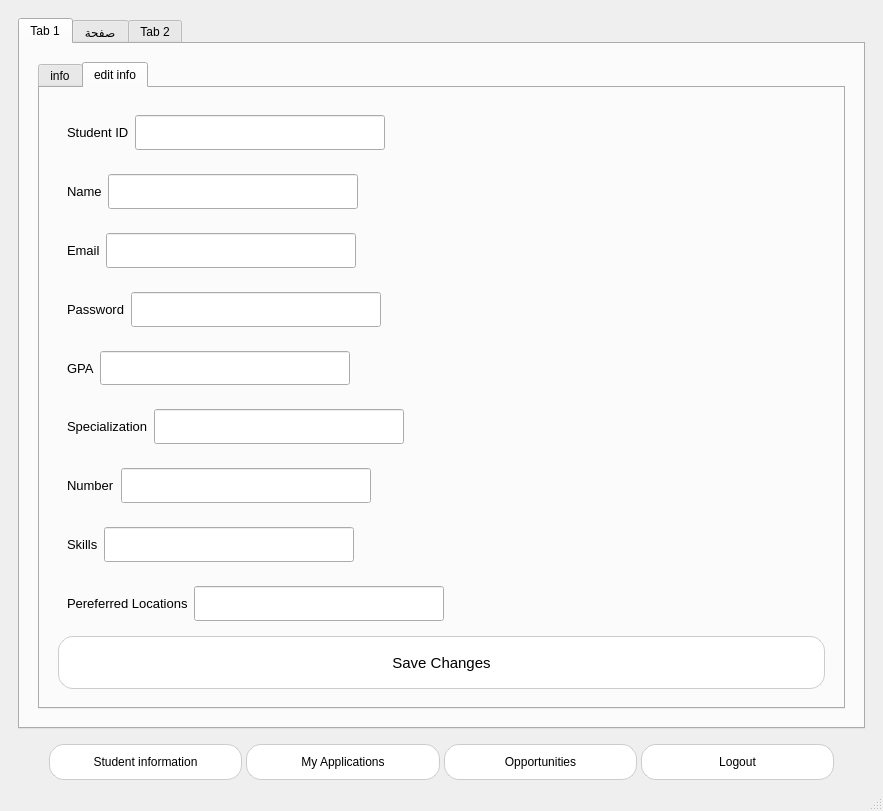
Before: the Qt Designer form user_interface/student_dashboard.ui in azzam012/apprenticeship-application, drawn with Qt 5.
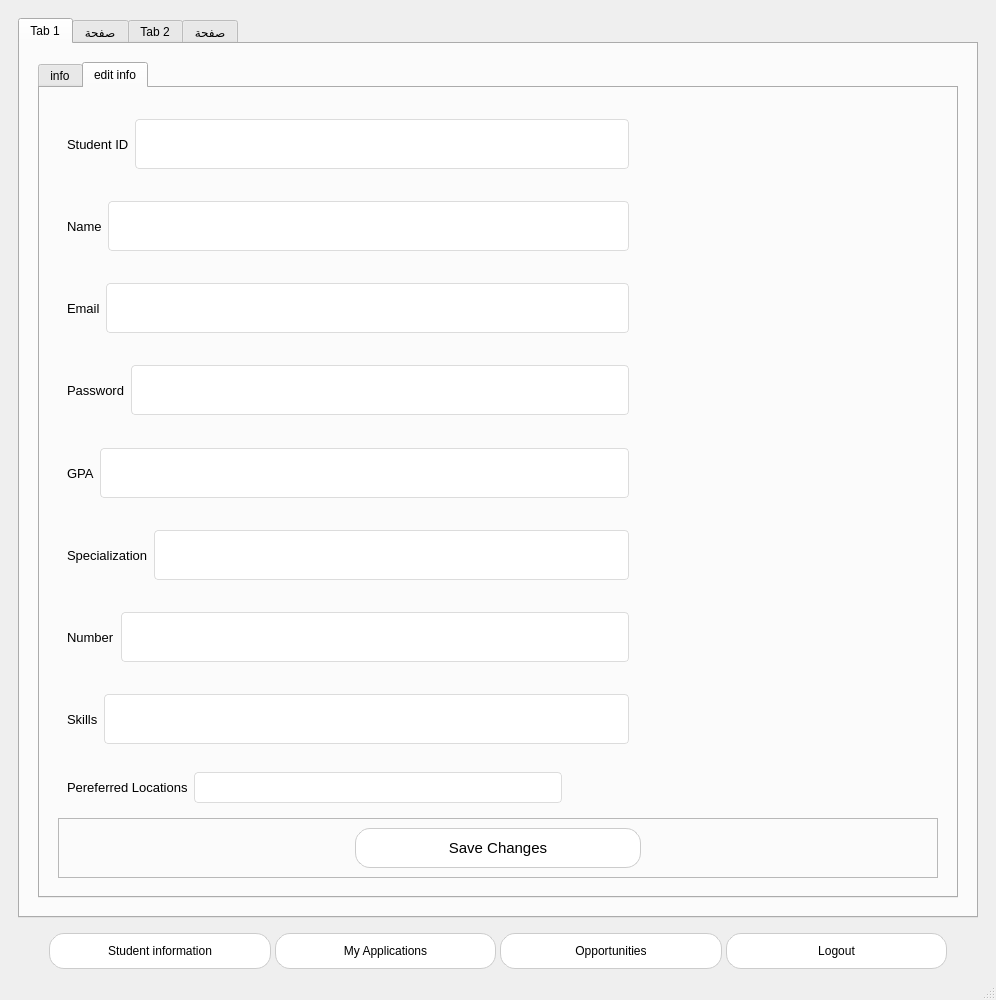
After: the same form once the commit is applied. The open tabs and pages were chosen to show the change. Icons and pictures are not drawn.

```diff
--- a/user_interface/student_dashboard.ui
+++ b/user_interface/student_dashboard.ui
@@ -6,8 +6,8 @@
    <rect>
     <x>0</x>
     <y>0</y>
-    <width>883</width>
-    <height>811</height>
+    <width>996</width>
+    <height>1000</height>
    </rect>
   </property>
   <property name="windowTitle">
@@ -23,12 +23,15 @@
     background-color: lightcoral;
     color: white;
 }
-</string>
+background-color: rgb(22, 22, 46);</string>
   </property>
   <widget class="QWidget" name="centralwidget">
    <layout class="QVBoxLayout" name="verticalLayout_3">
     <item>
      <widget class="QFrame" name="frame_2">
+      <property name="styleSheet">
+       <string notr="true"/>
+      </property>
       <property name="frameShape">
        <enum>QFrame::NoFrame</enum>
       </property>
@@ -39,7 +42,7 @@
        <item>
         <widget class="QTabWidget" name="student_tabWidget">
          <property name="currentIndex">
-          <number>0</number>
+          <number>3</number>
          </property>
          <widget class="QWidget" name="tab">
           <attribute name="title">
@@ -194,7 +197,7 @@
                         <number>1</number>
                        </property>
                        <attribute name="horizontalHeaderVisible">
-                        <bool>true</bool>
+                        <bool>false</bool>
                        </attribute>
                        <attribute name="horizontalHeaderCascadingSectionResizes">
                         <bool>false</bool>
@@ -282,7 +285,7 @@
                  <attribute name="title">
                   <string>edit info</string>
                  </attribute>
-                 <layout class="QHBoxLayout" name="horizontalLayout_5">
+                 <layout class="QVBoxLayout" name="verticalLayout_7">
                   <item>
                    <widget class="QFrame" name="frame_4">
                     <property name="frameShape">
@@ -317,17 +320,32 @@
                         <item>
                          <widget class="QLineEdit" name="lineEdit_6">
                           <property name="sizePolicy">
-                           <sizepolicy hsizetype="Expanding" vsizetype="Preferred">
-                            <horstretch>0</horstretch>
+                           <sizepolicy hsizetype="Expanding" vsizetype="Expanding">
+                            <horstretch>80</horstretch>
                             <verstretch>0</verstretch>
                            </sizepolicy>
                           </property>
                           <property name="maximumSize">
                            <size>
-                            <width>250</width>
+                            <width>700</width>
                             <height>50</height>
                            </size>
                           </property>
+                          <property name="styleSheet">
+                           <string notr="true">QLineEdit {
+    border: 1px solid #dcdcdc;
+    border-radius: 4px;
+    padding: 6px 10px;
+    background-color: #ffffff;
+    font-size: 13px;
+    color: #333;
+}
+
+QLineEdit:focus {
+    border: 1px solid #0078d7;
+}
+</string>
+                          </property>
                          </widget>
                         </item>
                         <item>
@@ -335,9 +353,12 @@
                           <property name="orientation">
                            <enum>Qt::Horizontal</enum>
                           </property>
+                          <property name="sizeType">
+                           <enum>QSizePolicy::MinimumExpanding</enum>
+                          </property>
                           <property name="sizeHint" stdset="0">
                            <size>
-                            <width>40</width>
+                            <width>300</width>
                             <height>20</height>
                            </size>
                           </property>
@@ -371,17 +392,32 @@
                         <item>
                          <widget class="QLineEdit" name="lineEdit_10">
                           <property name="sizePolicy">
-                           <sizepolicy hsizetype="Expanding" vsizetype="Preferred">
-                            <horstretch>0</horstretch>
+                           <sizepolicy hsizetype="Expanding" vsizetype="Expanding">
+                            <horstretch>80</horstretch>
                             <verstretch>0</verstretch>
                            </sizepolicy>
                           </property>
                           <property name="maximumSize">
                            <size>
-                            <width>250</width>
+                            <width>700</width>
                             <height>50</height>
                            </size>
                           </property>
+                          <property name="styleSheet">
+                           <string notr="true">QLineEdit {
+    border: 1px solid #dcdcdc;
+    border-radius: 4px;
+    padding: 6px 10px;
+    background-color: #ffffff;
+    font-size: 13px;
+    color: #333;
+}
+
+QLineEdit:focus {
+    border: 1px solid #0078d7;
+}
+</string>
+                          </property>
                          </widget>
                         </item>
                         <item>
@@ -389,9 +425,12 @@
                           <property name="orientation">
                            <enum>Qt::Horizontal</enum>
                           </property>
+                          <property name="sizeType">
+                           <enum>QSizePolicy::MinimumExpanding</enum>
+                          </property>
                           <property name="sizeHint" stdset="0">
                            <size>
-                            <width>40</width>
+                            <width>300</width>
                             <height>20</height>
                            </size>
                           </property>
@@ -425,17 +464,32 @@
                         <item>
                          <widget class="QLineEdit" name="lineEdit_11">
                           <property name="sizePolicy">
-                           <sizepolicy hsizetype="Expanding" vsizetype="Preferred">
-                            <horstretch>0</horstretch>
+                           <sizepolicy hsizetype="Expanding" vsizetype="Expanding">
+                            <horstretch>80</horstretch>
                             <verstretch>0</verstretch>
                            </sizepolicy>
                           </property>
                           <property name="maximumSize">
                            <size>
-                            <width>250</width>
+                            <width>700</width>
                             <height>50</height>
                            </size>
                           </property>
+                          <property name="styleSheet">
+                           <string notr="true">QLineEdit {
+    border: 1px solid #dcdcdc;
+    border-radius: 4px;
+    padding: 6px 10px;
+    background-color: #ffffff;
+    font-size: 13px;
+    color: #333;
+}
+
+QLineEdit:focus {
+    border: 1px solid #0078d7;
+}
+</string>
+                          </property>
                          </widget>
                         </item>
                         <item>
@@ -443,9 +497,12 @@
                           <property name="orientation">
                            <enum>Qt::Horizontal</enum>
                           </property>
+                          <property name="sizeType">
+                           <enum>QSizePolicy::MinimumExpanding</enum>
+                          </property>
                           <property name="sizeHint" stdset="0">
                            <size>
-                            <width>40</width>
+                            <width>300</width>
                             <height>20</height>
                            </size>
                           </property>
@@ -479,17 +536,32 @@
                         <item>
                          <widget class="QLineEdit" name="lineEdit_12">
                           <property name="sizePolicy">
-                           <sizepolicy hsizetype="Expanding" vsizetype="Preferred">
-                            <horstretch>0</horstretch>
+                           <sizepolicy hsizetype="Expanding" vsizetype="Expanding">
+                            <horstretch>80</horstretch>
                             <verstretch>0</verstretch>
                            </sizepolicy>
                           </property>
                           <property name="maximumSize">
                            <size>
-                            <width>250</width>
+                            <width>700</width>
                             <height>50</height>
                            </size>
                           </property>
+                          <property name="styleSheet">
+                           <string notr="true">QLineEdit {
+    border: 1px solid #dcdcdc;
+    border-radius: 4px;
+    padding: 6px 10px;
+    background-color: #ffffff;
+    font-size: 13px;
+    color: #333;
+}
+
+QLineEdit:focus {
+    border: 1px solid #0078d7;
+}
+</string>
+                          </property>
                          </widget>
                         </item>
                         <item>
@@ -497,9 +569,12 @@
                           <property name="orientation">
                            <enum>Qt::Horizontal</enum>
                           </property>
+                          <property name="sizeType">
+                           <enum>QSizePolicy::MinimumExpanding</enum>
+                          </property>
                           <property name="sizeHint" stdset="0">
                            <size>
-                            <width>40</width>
+                            <width>300</width>
                             <height>20</height>
                            </size>
                           </property>
@@ -533,17 +608,32 @@
                         <item>
                          <widget class="QLineEdit" name="lineEdit_7">
                           <property name="sizePolicy">
-                           <sizepolicy hsizetype="Expanding" vsizetype="Preferred">
-                            <horstretch>0</horstretch>
+                           <sizepolicy hsizetype="Expanding" vsizetype="Expanding">
+                            <horstretch>80</horstretch>
                             <verstretch>0</verstretch>
                            </sizepolicy>
                           </property>
                           <property name="maximumSize">
                            <size>
-                            <width>250</width>
+                            <width>700</width>
                             <height>50</height>
                            </size>
                           </property>
+                          <property name="styleSheet">
+                           <string notr="true">QLineEdit {
+    border: 1px solid #dcdcdc;
+    border-radius: 4px;
+    padding: 6px 10px;
+    background-color: #ffffff;
+    font-size: 13px;
+    color: #333;
+}
+
+QLineEdit:focus {
+    border: 1px solid #0078d7;
+}
+</string>
+                          </property>
                          </widget>
                         </item>
                         <item>
@@ -551,9 +641,12 @@
                           <property name="orientation">
                            <enum>Qt::Horizontal</enum>
                           </property>
+                          <property name="sizeType">
+                           <enum>QSizePolicy::MinimumExpanding</enum>
+                          </property>
                           <property name="sizeHint" stdset="0">
                            <size>
-                            <width>40</width>
+                            <width>300</width>
                             <height>20</height>
                            </size>
                           </property>
@@ -587,17 +680,32 @@
                         <item>
                          <widget class="QLineEdit" name="lineEdit_14">
                           <property name="sizePolicy">
-                           <sizepolicy hsizetype="Expanding" vsizetype="Preferred">
-                            <horstretch>0</horstretch>
+                           <sizepolicy hsizetype="Expanding" vsizetype="Expanding">
+                            <horstretch>80</horstretch>
                             <verstretch>0</verstretch>
                            </sizepolicy>
                           </property>
                           <property name="maximumSize">
                            <size>
-                            <width>250</width>
+                            <width>700</width>
                             <height>50</height>
                            </size>
                           </property>
+                          <property name="styleSheet">
+                           <string notr="true">QLineEdit {
+    border: 1px solid #dcdcdc;
+    border-radius: 4px;
+    padding: 6px 10px;
+    background-color: #ffffff;
+    font-size: 13px;
+    color: #333;
+}
+
+QLineEdit:focus {
+    border: 1px solid #0078d7;
+}
+</string>
+                          </property>
                          </widget>
                         </item>
                         <item>
@@ -605,9 +713,12 @@
                           <property name="orientation">
                            <enum>Qt::Horizontal</enum>
                           </property>
+                          <property name="sizeType">
+                           <enum>QSizePolicy::MinimumExpanding</enum>
+                          </property>
                           <property name="sizeHint" stdset="0">
                            <size>
-                            <width>40</width>
+                            <width>300</width>
                             <height>20</height>
                            </size>
                           </property>
@@ -641,17 +752,32 @@
                         <item>
                          <widget class="QLineEdit" name="lineEdit_13">
                           <property name="sizePolicy">
-                           <sizepolicy hsizetype="Expanding" vsizetype="Preferred">
-                            <horstretch>0</horstretch>
+                           <sizepolicy hsizetype="Expanding" vsizetype="Expanding">
+                            <horstretch>80</horstretch>
                             <verstretch>0</verstretch>
                            </sizepolicy>
                           </property>
                           <property name="maximumSize">
                            <size>
-                            <width>250</width>
+                            <width>700</width>
                             <height>50</height>
                            </size>
                           </property>
+                          <property name="styleSheet">
+                           <string notr="true">QLineEdit {
+    border: 1px solid #dcdcdc;
+    border-radius: 4px;
+    padding: 6px 10px;
+    background-color: #ffffff;
+    font-size: 13px;
+    color: #333;
+}
+
+QLineEdit:focus {
+    border: 1px solid #0078d7;
+}
+</string>
+                          </property>
                          </widget>
                         </item>
                         <item>
@@ -659,9 +785,12 @@
                           <property name="orientation">
                            <enum>Qt::Horizontal</enum>
                           </property>
+                          <property name="sizeType">
+                           <enum>QSizePolicy::MinimumExpanding</enum>
+                          </property>
                           <property name="sizeHint" stdset="0">
                            <size>
-                            <width>40</width>
+                            <width>300</width>
                             <height>20</height>
                            </size>
                           </property>
@@ -695,17 +824,32 @@
                         <item>
                          <widget class="QLineEdit" name="lineEdit_15">
                           <property name="sizePolicy">
-                           <sizepolicy hsizetype="Expanding" vsizetype="Preferred">
-                            <horstretch>0</horstretch>
+                           <sizepolicy hsizetype="Expanding" vsizetype="Expanding">
+                            <horstretch>80</horstretch>
                             <verstretch>0</verstretch>
                            </sizepolicy>
                           </property>
                           <property name="maximumSize">
                            <size>
-                            <width>250</width>
+                            <width>800</width>
                             <height>50</height>
                            </size>
                           </property>
+                          <property name="styleSheet">
+                           <string notr="true">QLineEdit {
+    border: 1px solid #dcdcdc;
+    border-radius: 4px;
+    padding: 6px 10px;
+    background-color: #ffffff;
+    font-size: 13px;
+    color: #333;
+}
+
+QLineEdit:focus {
+    border: 1px solid #0078d7;
+}
+</string>
+                          </property>
                          </widget>
                         </item>
                         <item>
@@ -713,9 +857,12 @@
                           <property name="orientation">
                            <enum>Qt::Horizontal</enum>
                           </property>
+                          <property name="sizeType">
+                           <enum>QSizePolicy::MinimumExpanding</enum>
+                          </property>
                           <property name="sizeHint" stdset="0">
                            <size>
-                            <width>40</width>
+                            <width>300</width>
                             <height>20</height>
                            </size>
                           </property>
@@ -756,10 +903,25 @@
                           </property>
                           <property name="maximumSize">
                            <size>
-                            <width>250</width>
+                            <width>650</width>
                             <height>50</height>
                            </size>
                           </property>
+                          <property name="styleSheet">
+                           <string notr="true">QLineEdit {
+    border: 1px solid #dcdcdc;
+    border-radius: 4px;
+    padding: 6px 10px;
+    background-color: #ffffff;
+    font-size: 13px;
+    color: #333;
+}
+
+QLineEdit:focus {
+    border: 1px solid #0078d7;
+}
+</string>
+                          </property>
                          </widget>
                         </item>
                         <item>
@@ -767,9 +929,12 @@
                           <property name="orientation">
                            <enum>Qt::Horizontal</enum>
                           </property>
+                          <property name="sizeType">
+                           <enum>QSizePolicy::MinimumExpanding</enum>
+                          </property>
                           <property name="sizeHint" stdset="0">
                            <size>
-                            <width>40</width>
+                            <width>100</width>
                             <height>20</height>
                            </size>
                           </property>
@@ -779,24 +944,46 @@
                       </widget>
                      </item>
                      <item>
-                      <widget class="QPushButton" name="student_oppourtunities_button_2">
-                       <property name="sizePolicy">
-                        <sizepolicy hsizetype="Expanding" vsizetype="Preferred">
-                         <horstretch>0</horstretch>
-                         <verstretch>0</verstretch>
-                        </sizepolicy>
+                      <widget class="QFrame" name="frame_11">
+                       <property name="frameShape">
+                        <enum>QFrame::StyledPanel</enum>
                        </property>
-                       <property name="font">
-                        <font>
-                         <family>Arial</family>
-                         <pointsize>11</pointsize>
-                         <weight>50</weight>
-                         <italic>false</italic>
-                         <bold>false</bold>
-                        </font>
+                       <property name="frameShadow">
+                        <enum>QFrame::Raised</enum>
                        </property>
-                       <property name="styleSheet">
-                        <string notr="true">QPushButton {
+                       <layout class="QHBoxLayout" name="horizontalLayout_12">
+                        <item>
+                         <spacer name="horizontalSpacer_7">
+                          <property name="orientation">
+                           <enum>Qt::Horizontal</enum>
+                          </property>
+                          <property name="sizeHint" stdset="0">
+                           <size>
+                            <width>247</width>
+                            <height>20</height>
+                           </size>
+                          </property>
+                         </spacer>
+                        </item>
+                        <item>
+                         <widget class="QPushButton" name="student_oppourtunities_button_2">
+                          <property name="sizePolicy">
+                           <sizepolicy hsizetype="Expanding" vsizetype="Preferred">
+                            <horstretch>0</horstretch>
+                            <verstretch>0</verstretch>
+                           </sizepolicy>
+                          </property>
+                          <property name="font">
+                           <font>
+                            <family>Arial</family>
+                            <pointsize>11</pointsize>
+                            <weight>50</weight>
+                            <italic>false</italic>
+                            <bold>false</bold>
+                           </font>
+                          </property>
+                          <property name="styleSheet">
+                           <string notr="true">QPushButton {
     background-color: white;
     color: black;
     border-radius: 15px;                /* أطراف منحنية */
@@ -812,10 +999,26 @@
 
 
 </string>
-                       </property>
-                       <property name="text">
-                        <string>Save Changes</string>
-                       </property>
+                          </property>
+                          <property name="text">
+                           <string>Save Changes</string>
+                          </property>
+                         </widget>
+                        </item>
+                        <item>
+                         <spacer name="horizontalSpacer_15">
+                          <property name="orientation">
+                           <enum>Qt::Horizontal</enum>
+                          </property>
+                          <property name="sizeHint" stdset="0">
+                           <size>
+                            <width>247</width>
+                            <height>20</height>
+                           </size>
+                          </property>
+                         </spacer>
+                        </item>
+                       </layout>
                       </widget>
                      </item>
                     </layout>
@@ -1190,24 +1393,46 @@
                </widget>
               </item>
               <item>
-               <widget class="QPushButton" name="refresh_opprtunities_button">
-                <property name="sizePolicy">
-                 <sizepolicy hsizetype="Expanding" vsizetype="Preferred">
-                  <horstretch>0</horstretch>
-                  <verstretch>0</verstretch>
-                 </sizepolicy>
+               <widget class="QFrame" name="frame_10">
+                <property name="frameShape">
+                 <enum>QFrame::StyledPanel</enum>
                 </property>
-                <property name="font">
-                 <font>
-                  <family>Arial</family>
-                  <pointsize>11</pointsize>
-                  <weight>50</weight>
-                  <italic>false</italic>
-                  <bold>false</bold>
-                 </font>
+                <property name="frameShadow">
+                 <enum>QFrame::Raised</enum>
                 </property>
-                <property name="styleSheet">
-                 <string notr="true">QPushButton {
+                <layout class="QHBoxLayout" name="horizontalLayout_11">
+                 <item>
+                  <spacer name="horizontalSpacer_3">
+                   <property name="orientation">
+                    <enum>Qt::Horizontal</enum>
+                   </property>
+                   <property name="sizeHint" stdset="0">
+                    <size>
+                     <width>285</width>
+                     <height>20</height>
+                    </size>
+                   </property>
+                  </spacer>
+                 </item>
+                 <item>
+                  <widget class="QPushButton" name="refresh_opprtunities_button">
+                   <property name="sizePolicy">
+                    <sizepolicy hsizetype="Expanding" vsizetype="Preferred">
+                     <horstretch>0</horstretch>
+                     <verstretch>0</verstretch>
+                    </sizepolicy>
+                   </property>
+                   <property name="font">
+                    <font>
+                     <family>Arial</family>
+                     <pointsize>11</pointsize>
+                     <weight>50</weight>
+                     <italic>false</italic>
+                     <bold>false</bold>
+                    </font>
+                   </property>
+                   <property name="styleSheet">
+                    <string notr="true">QPushButton {
     background-color: white;
     color: black;
     border-radius: 15px;                /* أطراف منحنية */
@@ -1223,10 +1448,85 @@
 
 
 </string>
+                   </property>
+                   <property name="text">
+                    <string>Refresh</string>
+                   </property>
+                  </widget>
+                 </item>
+                 <item>
+                  <spacer name="horizontalSpacer_6">
+                   <property name="orientation">
+                    <enum>Qt::Horizontal</enum>
+                   </property>
+                   <property name="sizeHint" stdset="0">
+                    <size>
+                     <width>285</width>
+                     <height>20</height>
+                    </size>
+                   </property>
+                  </spacer>
+                 </item>
+                </layout>
+               </widget>
+              </item>
+             </layout>
+            </widget>
+           </item>
+          </layout>
+         </widget>
+         <widget class="QWidget" name="tab_4">
+          <attribute name="title">
+           <string>صفحة</string>
+          </attribute>
+          <layout class="QVBoxLayout" name="verticalLayout_5">
+           <item>
+            <widget class="QFrame" name="frame_8">
+             <property name="frameShape">
+              <enum>QFrame::NoFrame</enum>
+             </property>
+             <property name="frameShadow">
+              <enum>QFrame::Plain</enum>
+             </property>
+             <layout class="QVBoxLayout" name="verticalLayout_6">
+              <item>
+               <widget class="QFrame" name="frame_9">
+                <property name="styleSheet">
+                 <string notr="true">background-color: rgb(22, 22, 46);</string>
                 </property>
-                <property name="text">
-                 <string>Refresh</string>
+                <property name="frameShape">
+                 <enum>QFrame::NoFrame</enum>
                 </property>
+                <property name="frameShadow">
+                 <enum>QFrame::Plain</enum>
+                </property>
+                <layout class="QHBoxLayout" name="horizontalLayout_5">
+                 <item>
+                  <widget class="QLabel" name="label">
+                   <property name="sizePolicy">
+                    <sizepolicy hsizetype="Preferred" vsizetype="Preferred">
+                     <horstretch>0</horstretch>
+                     <verstretch>0</verstretch>
+                    </sizepolicy>
+                   </property>
+                   <property name="maximumSize">
+                    <size>
+                     <width>600</width>
+                     <height>500</height>
+                    </size>
+                   </property>
+                   <property name="text">
+                    <string/>
+                   </property>
+                   <property name="pixmap">
+                    <pixmap>images/ChatGPT Image 27 أبريل 2025، 02_22_51 م.png</pixmap>
+                   </property>
+                   <property name="scaledContents">
+                    <bool>true</bool>
+                   </property>
+                  </widget>
+                 </item>
+                </layout>
                </widget>
               </item>
              </layout>
@@ -1461,7 +1761,7 @@
     <rect>
      <x>0</x>
      <y>0</y>
-     <width>883</width>
+     <width>996</width>
      <height>26</height>
     </rect>
    </property>
```
